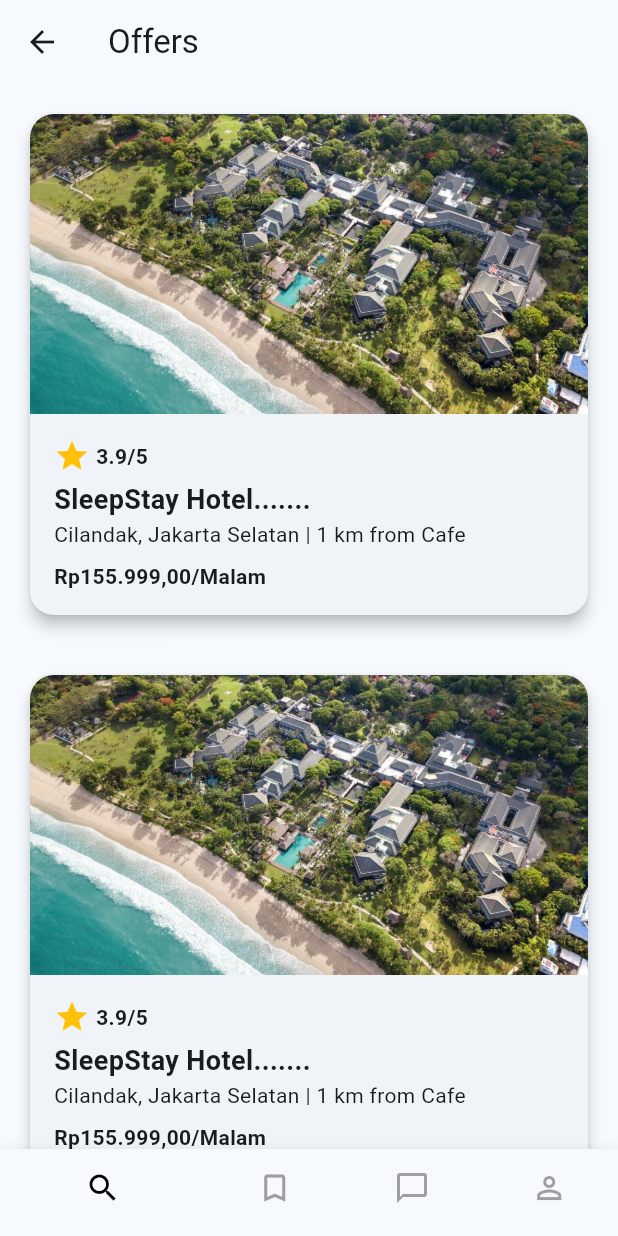
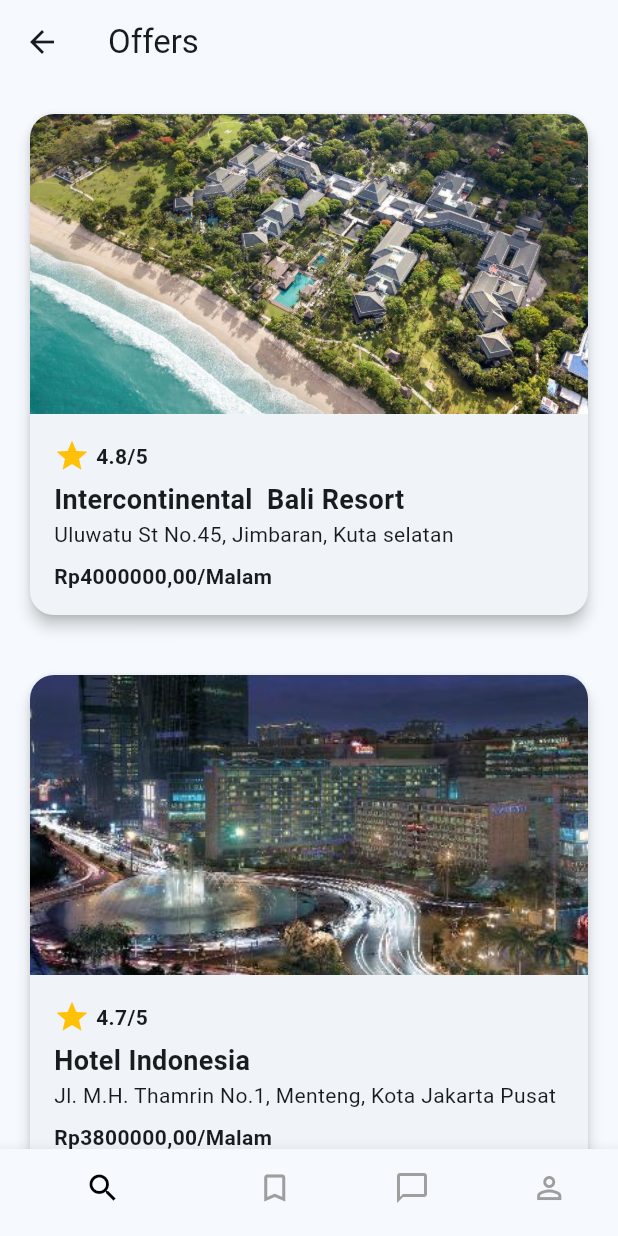
Before and after one commit to Lintang-G/flutter-project-1, a Flutter app: the HotelDesc screen opened directly, after a tap on the "arrow back" icon, on a phone screen of 412 x 824 dp. Run offline on Flutter 3.47's test engine with Material 3 defaults, Android fonts, the phone set to English and light mode, and no system bars.

Commit message:
2/14/2025

```diff
--- a/lib/Offers.dart
+++ b/lib/Offers.dart
@@ -57,68 +57,13 @@ class _OffersState extends State<Offers> {
           },
         ),
       ),
-      body: ListView.builder(
-        itemCount: 4,
-        itemBuilder: (context, index) {
-          return GestureDetector(
-            onTap: () {
-              Navigator.push(
-                context,
-                MaterialPageRoute(builder: (context) => HotelDesc()),
-              );
-            },
-            child: Padding(
-              padding: const EdgeInsets.all(16.0),
-              child: Card(
-                elevation: 4,
-                shape: RoundedRectangleBorder(
-                  borderRadius: BorderRadius.circular(16),
-                ),
-                child: Column(
-                  crossAxisAlignment: CrossAxisAlignment.start,
-                  children: [
-                    // Hotel Image Placeholder
-                    ClipRRect(
-                      borderRadius: BorderRadius.only(
-                        topLeft: Radius.circular(16.0), // Adjust the value as needed
-                        topRight: Radius.circular(16.0),
-                      ),
-                      child: Image.asset(
-                        'assets/intercontinental.jpg',
-                        fit: BoxFit.cover,
-                        width: double.infinity,
-                        height: 200,
-                      ),
-                    ),
-                    Padding(
-                      padding: const EdgeInsets.all(16.0),
-                      child: Column(
-                        crossAxisAlignment: CrossAxisAlignment.start,
-                        children: [
-                          Row(
-                            children: [
-                              Icon(Icons.star, color: Colors.amber),
-                              const SizedBox(width: 4),
-                              Text("3.9/5", style: TextStyle(fontWeight: FontWeight.bold)),
-                            ],
-                          ),
-                          const SizedBox(height: 4),
-                          Text(
-                            "SleepStay Hotel.......",
-                            style: TextStyle(fontSize: 18, fontWeight: FontWeight.bold),
-                          ),
-                          Text("Cilandak, Jakarta Selatan | 1 km from Cafe"),
-                          const SizedBox(height: 8),
-                          Text("Rp155.999,00/Malam", style: TextStyle(fontWeight: FontWeight.bold)),
-                        ],
-                      ),
-                    ),
-                  ],
-                ),
-              ),
-            ),
-          );
-        },
+      body: ListView(
+        children: [
+          _buildHotelCard(context, "Intercontinental  Bali Resort", "assets/intercontinental.jpg", "Uluwatu St No.45, Jimbaran, Kuta selatan", "4.8/5", 4000000),
+          _buildHotelCard(context, "Hotel Indonesia", "assets/HIjakarta.jpg", "Jl. M.H. Thamrin No.1, Menteng, Kota Jakarta Pusat", "4.7/5", 3800000),
+          _buildHotelCard(context, "Pullman", "assets/pullman.jpg", "Jl. Putri Hijau No.10, Kesawan, Kec. Medan Bar.", "4.4/5", 2500000),
+          _buildHotelCard(context, "JW Mariot", "assets/HI.jpg", "Jl. Putri Hijau No.10, Kesawan, Kec. Surabaya baru.", "4.0/5", 500000),
+        ],
       ),
       bottomNavigationBar: BottomNavigationBar(
         onTap: _onItemTapped,
@@ -148,4 +93,64 @@ class _OffersState extends State<Offers> {
       ),
     );
   }
+
+  Widget _buildHotelCard(BuildContext context, String hotelName, String imagePath, String address, String rating, int price) {
+    return GestureDetector(
+      onTap: () {
+        Navigator.push(
+          context,
+          MaterialPageRoute(builder: (context) => HotelDesc()),
+        );
+      },
+      child: Padding(
+        padding: const EdgeInsets.all(16.0),
+        child: Card(
+          elevation: 4,
+          shape: RoundedRectangleBorder(
+            borderRadius: BorderRadius.circular(16),
+          ),
+          child: Column(
+            crossAxisAlignment: CrossAxisAlignment.start,
+            children: [
+              ClipRRect(
+                borderRadius: BorderRadius.only(
+                  topLeft: Radius.circular(16.0),
+                  topRight: Radius.circular(16.0),
+                ),
+                child: Image.asset(
+                  imagePath,
+                  fit: BoxFit.cover,
+                  width: double.infinity,
+                  height: 200,
+                ),
+              ),
+              Padding(
+                padding: const EdgeInsets.all(16.0),
+                child: Column(
+                  crossAxisAlignment: CrossAxisAlignment.start,
+                  children: [
+                    Row(
+                      children: [
+                        Icon(Icons.star, color: Colors.amber),
+                        const SizedBox(width: 4),
+                        Text(rating, style: TextStyle(fontWeight: FontWeight.bold)),
+                      ],
+                    ),
+                    const SizedBox(height: 4),
+                    Text(
+                      hotelName,
+                      style: TextStyle(fontSize: 18, fontWeight: FontWeight.bold),
+                    ),
+                    Text(address),
+                    const SizedBox(height: 8),
+                    Text("Rp$price,00/Malam", style: TextStyle(fontWeight: FontWeight.bold)),
+                  ],
+                ),
+              ),
+            ],
+          ),
+        ),
+      ),
+    );
+  }
 }
--- a/lib/bank.dart
+++ b/lib/bank.dart
@@ -6,7 +6,6 @@ class BankSelectionPage extends StatelessWidget {
   @override
   Widget build(BuildContext context) {
     return Scaffold(
-      backgroundColor: const Color(0xFFE0F7FA),
       appBar: AppBar(
         backgroundColor: Colors.transparent,
         elevation: 0,
--- a/lib/day.dart
+++ b/lib/day.dart
@@ -6,7 +6,6 @@ class DaySelectionPage extends StatelessWidget {
   @override
   Widget build(BuildContext context) {
     return Scaffold(
-      backgroundColor: const Color(0xFFE0F7FA),
       appBar: AppBar(
         backgroundColor: Colors.transparent,
         elevation: 0,
--- a/lib/hoteldescription.dart
+++ b/lib/hoteldescription.dart
@@ -39,19 +39,19 @@ class HotelDesc extends StatelessWidget {
                       Icon(Icons.hotel, color: Colors.blueAccent),
                       SizedBox(width: 8),
                       Text(
-                        "Hotel - 3.5/5 (1990 ulasan)",
+                        "Hotel - 4.8/5",
                         style: TextStyle(fontWeight: FontWeight.bold),
                       ),
                     ],
                   ),
                   SizedBox(height: 8),
                   Text(
-                    "Nama Hotel",
+                    "Intercontinental Bali Resort",
                     style: TextStyle(fontSize: 20, fontWeight: FontWeight.bold),
                   ),
                   SizedBox(height: 4),
-                  Text("Medan Amplas, Medan"),
-                  Text("Jl.setiabudi 1356"),
+                  Text("Jimbaran, South Kuta, Badung Regency, Bali"),
+                  Text("Uluwatu St No.45 80361"),
                   Divider(),
                   _buildRoomOptions(context), // ✅ Pass context
                   SizedBox(height: 16),
@@ -65,38 +65,71 @@ class HotelDesc extends StatelessWidget {
     );
   }
 
-  Widget _buildRoomOptions(BuildContext context) { // ✅ Add context parameter
+  Widget _buildRoomOptions(BuildContext context) {
     return Column(
       crossAxisAlignment: CrossAxisAlignment.start,
       children: [
         Text("Jenis kamar yang direkomendasikan", style: TextStyle(fontWeight: FontWeight.bold)),
         SizedBox(height: 8),
-        _buildRoomCard(context, "Standard Room", 189000), // ✅ Pass context
-        _buildRoomCard(context, "Deluxe Room", 289000),   // ✅ Pass context
+        _buildRoomCard(context, "Standard Room", "assets/kamar1.jpg", "1", 4500000),
+        _buildRoomCard(context, "Deluxe Room", "assets/kamar2.jpg", "2", 5800000),
       ],
     );
   }
 
-  Widget _buildRoomCard(BuildContext context, String roomName, int price) {
+  Widget _buildRoomCard(BuildContext context, String roomName, String imagePath, String bedType, int price) {
     return Card(
       elevation: 3,
+      shape: RoundedRectangleBorder(borderRadius: BorderRadius.circular(12)),
       child: Padding(
         padding: const EdgeInsets.all(8.0),
-        child: Row(
+        child: Column(
+          crossAxisAlignment: CrossAxisAlignment.start,
+          children: [
+            Row(
+              children: [
+                Container(
+                  width: 80,
+                  height: 80,
+                  decoration: BoxDecoration(
+                    borderRadius: BorderRadius.circular(8),
+                    image: DecorationImage(
+                      image: AssetImage(imagePath),
+                      fit: BoxFit.cover,
+                    ),
+                  ),
+                ),
+                SizedBox(width: 12),
+                Column(
+                  crossAxisAlignment: CrossAxisAlignment.start,
+                  children: [
+                    Text(roomName, style: TextStyle(fontWeight: FontWeight.bold, fontSize: 16)),
+                    SizedBox(height: 4),
+                    Row(
+                      children: [
+                        Icon(Icons.bed, size: 16, color: Colors.black54),
+                        SizedBox(width: 4),
+                        Text(bedType, style: TextStyle(fontSize: 14, color: Colors.black54)),
+                      ],
+                    ),
+                  ],
+                ),
+              ],
+            ),
+            Divider(),
+            Row(
               mainAxisAlignment: MainAxisAlignment.spaceBetween,
               children: [
                 Column(
                   crossAxisAlignment: CrossAxisAlignment.start,
                   children: [
-                Text(roomName, style: TextStyle(fontWeight: FontWeight.bold)),
-                SizedBox(height: 4),
-                Text("Rp $price"),
+                    Text("Rp $price", style: TextStyle(fontWeight: FontWeight.bold, fontSize: 16)),
                   ],
                 ),
                 ElevatedButton(
                   onPressed: () {
                     Navigator.push(
-                  context, // ✅ Use the context parameter
+                      context,
                       MaterialPageRoute(builder: (context) => BookingPage()),
                     );
                   },
@@ -104,9 +137,12 @@ class HotelDesc extends StatelessWidget {
                 ),
               ],
             ),
+          ],
+        ),
       ),
     );
   }
+
 
   Widget _buildPolicySection() {
     return Column(
--- a/pubspec.yaml
+++ b/pubspec.yaml
@@ -66,6 +66,12 @@ flutter:
     - assets/jakarta.jpg
     - assets/intercontinental.jpg
     - assets/help.png
+    - assets/kamar1.jpg
+    - assets/kamar2.jpg
+    - assets/HI.jpg
+    - assets/aryaduta.jpg
+    - assets/HIjakarta.jpg
+    - assets/pullman.jpg
   #   - images/a_dot_ham.jpeg
 
   # An image asset can refer to one or more resolution-specific "variants", see
```
Also changed, not shown: lib/Jakarta.dart (added, +151 -0 lines), lib/booking.dart (+3 -50 lines), lib/receipt.dart (+5 -2 lines), assets/HIjakarta.jpg (added), assets/kamar1.jpg (added), assets/kamar2.jpg (added). Lines whose indentation alone changed are shown as unchanged.
